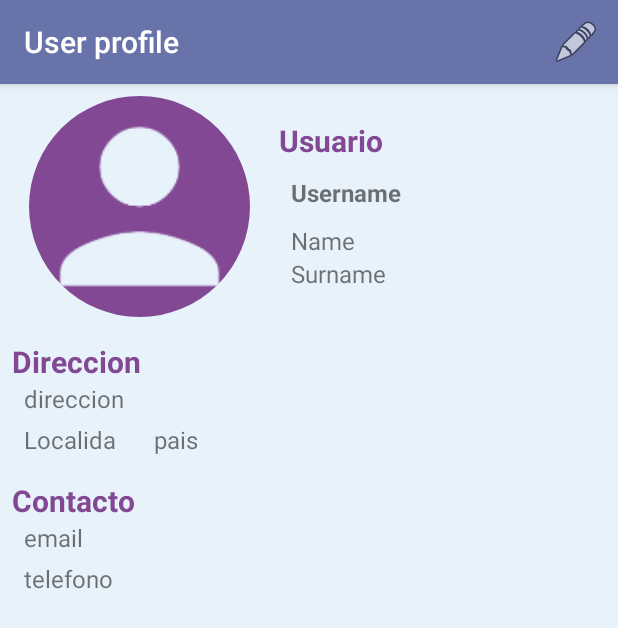
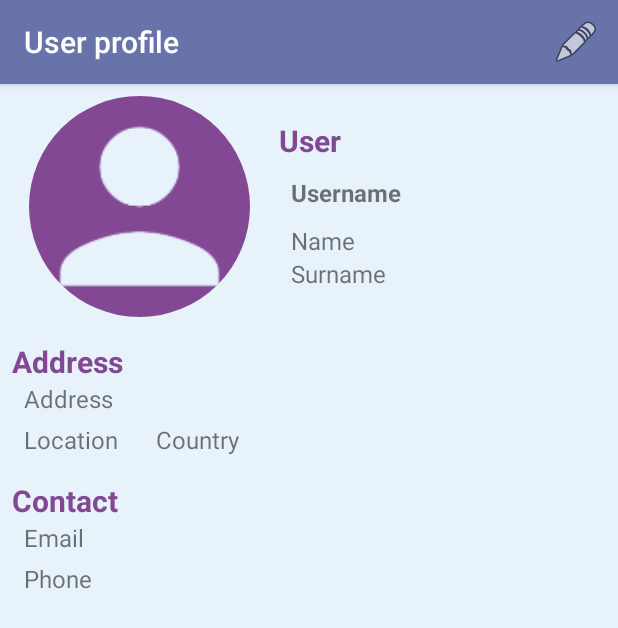
Before and after one commit to GrupoJueves/Viajes, an Android app: the PerfilUsuarioActivity screen opened directly, with no data from a screen before it, on a phone screen of 412 x 824 dp. Shown: the top 628 px of the screen. Run offline under Robolectric (Android 15) with nearby library versions, the phone set to English and light mode, and no system bars; plain views replace RoundedImageView; 1 statement that could not run was skipped.

Commit message:
More translations added

```diff
--- a/app/src/main/java/org/masterandroid/wander/InicioSesionActivity.java
+++ b/app/src/main/java/org/masterandroid/wander/InicioSesionActivity.java
@@ -31,7 +31,7 @@ public class InicioSesionActivity extends AppCompatActivity {
         if (getIntent().hasExtra("email")){
             Bundle extras = getIntent().getExtras();
             String email_s = extras.getString("email");
-            Toast.makeText(this, "Usuario creado. Inicie sesión con sus credenciales", Toast.LENGTH_LONG).show();
+            Toast.makeText(this, R.string.usuario_creado_toast, Toast.LENGTH_LONG).show();
             email.setText(email_s);
         }
         Transition slide = TransitionInflater.from(this).inflateTransition(R.transition.transition_slide);
@@ -57,7 +57,7 @@ public class InicioSesionActivity extends AppCompatActivity {
             editor.commit();
             Intent intent = new Intent(this, ListaItinerariosActivity.class);
             startActivity(intent, ActivityOptions.makeSceneTransitionAnimation(this).toBundle());
-            finish();
+            //finish();
         }
         else if (answer == -1){
             Snackbar.make(view, R.string.login_incorrecto, Snackbar.LENGTH_SHORT).show();
--- a/app/src/main/res/layout/perfil_usuario.xml
+++ b/app/src/main/res/layout/perfil_usuario.xml
@@ -58,7 +58,7 @@
                 android:layout_height="wrap_content"
                 android:layout_marginBottom="10dp"
                 android:layout_marginTop="@dimen/md_keylines"
-                android:text="Usuario"
+                android:text="@string/usuario"
                 android:textColor="@color/colorAccent"
                 android:textSize="@dimen/article_titles"
                 android:textStyle="bold" />
@@ -69,7 +69,7 @@
                 android:layout_height="wrap_content"
                 android:layout_marginBottom="10dp"
                 android:layout_marginStart="8dp"
-                android:text="Username "
+                android:text="@string/nombre_de_usuario"
                 android:textStyle="bold"
                 android:textSize="@dimen/article_subheading" />
 
@@ -105,7 +105,7 @@
         android:layout_marginStart="8dp"
         android:layout_marginBottom="@dimen/md_keylines"
         android:layout_marginTop="@dimen/md_keylines"
-        android:text="Direccion"
+        android:text="@string/direccion"
         android:textStyle="bold"
         android:textColor="@color/colorAccent"
         android:textSize="@dimen/article_titles"
@@ -119,7 +119,7 @@
         android:layout_height="wrap_content"
         android:layout_marginEnd="8dp"
         android:layout_marginStart="16dp"
-        android:text="direccion"
+        android:text="@string/direccion"
         android:textSize="@dimen/article_subheading"
         app:layout_constraintEnd_toEndOf="parent"
         app:layout_constraintStart_toStartOf="parent"
@@ -143,7 +143,7 @@
         <TextView
             android:id="@+id/poblacion"
             android:layout_width="wrap_content"
-            android:layout_height="wrap_content" android:text="Localida"
+            android:layout_height="wrap_content" android:text="@string/localidad"
             android:textSize="@dimen/article_subheading"/>
 
         <TextView
@@ -151,7 +151,7 @@
             android:layout_width="wrap_content"
             android:layout_height="wrap_content"
             android:layout_marginStart="25dp"
-            android:text="pais"
+            android:text="@string/pais"
             android:textSize="@dimen/article_subheading" />
 
 
@@ -167,7 +167,7 @@
         android:layout_marginStart="8dp"
         android:layout_marginBottom="@dimen/md_keylines"
         android:layout_marginTop="@dimen/md_keylines"
-        android:text="Contacto"
+        android:text="@string/contacto"
         android:textStyle="bold"
         android:textColor="@color/colorAccent"
         android:textSize="@dimen/article_titles"
@@ -181,7 +181,7 @@
         android:layout_height="wrap_content"
         android:layout_marginEnd="8dp"
         android:layout_marginStart="16dp"
-        android:text="email"
+        android:text="@string/email"
         android:textSize="@dimen/article_subheading"
         app:layout_constraintEnd_toEndOf="parent"
         app:layout_constraintStart_toStartOf="parent"
@@ -202,7 +202,7 @@
             app:layout_constraintEnd_toEndOf="parent"
             app:layout_constraintStart_toStartOf="parent"
             app:layout_constraintTop_toBottomOf="@id/e_mail"
-            android:text="telefono" />
+            android:text="@string/telefono" />
 
 
 
--- a/app/src/main/res/menu/activity_main_drawer.xml
+++ b/app/src/main/res/menu/activity_main_drawer.xml
@@ -7,7 +7,7 @@
 
         <item
             android:id="@+id/user_menu"
-            android:title="Perfil de Usuario"
+            android:title="@string/perfil_de_usuario"
             android:icon="@android:drawable/ic_menu_edit"/>
     </group>
 
--- a/app/src/main/res/menu/activity_puntos_interes_drawer.xml
+++ b/app/src/main/res/menu/activity_puntos_interes_drawer.xml
@@ -7,15 +7,15 @@
         <item
             android:id="@+id/nav_itinerario_mapa"
             android:icon="@android:drawable/ic_menu_myplaces"
-            android:title="Ver itinerario en mapa" />
+            android:title="@string/ver_itinerario_en_mapa" />
         <item
             android:id="@+id/nav_visitado"
             android:icon="@android:drawable/ic_menu_view"
-            android:title="Marcar como visitado"/>
+            android:title="@string/marcar_como_visitado"/>
         <item
             android:id="@+id/nav_eliminar"
             android:icon="@android:drawable/ic_menu_delete"
-            android:title="Eliminar itinerario"/>
+            android:title="@string/eliminar_itinerario"/>
     </group>
 
     <item android:title="@string/preferencias">
--- a/app/src/main/res/values/strings.xml
+++ b/app/src/main/res/values/strings.xml
@@ -79,7 +79,7 @@
     <string name="confirmar">Confirm</string>
     <string name="sobre_nosotros">About us</string>
     <string name="votanos">Rate us</string>
-    <string name="comparte_la_app">Share the App</string>
+    <string name="comparte_la_app">Share the app</string>
     <string name="politica_de_privacidad">Privacy policy</string>
     <string name="rellena_campos">Fill all the fields</string>
     <string name="usuario_nombre">Name</string>
@@ -93,7 +93,7 @@
     <string name="escribe_tu_comentario">Write your commentary</string>
     <string name="ads_intersticial_id_test" translatable="false">ca-app-pub-3940256099942544/1033173712</string>
     <string name="compras">Purchases</string>
-    <string name="quitar_anuncios">Remvoe ads</string>
+    <string name="quitar_anuncios">Remove ads</string>
     <string name="mostrar_en_mapa">Show in map</string>
     <string name="poner_anuncios">Reload Ads (Development)</string>
     <string name="marcar_como_visitado">Mark as visited</string>
@@ -125,4 +125,17 @@
     <string name="seleccione_imagen">Choose an image</string>
     <string name="crear">Create</string>
     <string name="identificar">Identify</string>
+    <string name="ver_en_mapa">See on map</string>
+    <string name="eliminar_punto">Delete point</string>
+    <string name="valorar_el_lugar">Rate the place</string>
+    <string name="perfil_de_usuario">User profile</string>
+    <string name="ver_itinerario_en_mapa">See itinerary on map</string>
+    <string name="eliminar_itinerario">Delete itinerary</string>
+    <string name="nombre_de_usuario">Username</string>
+    <string name="direccion">Address</string>
+    <string name="localidad">Location</string>
+    <string name="usuario">User</string>
+    <string name="pais">Country</string>
+    <string name="contacto">Contact</string>
+    <string name="email">Email</string>
 </resources>
```
Also changed, not shown: app/src/main/res/layout/editar_usuario.xml (+7 -7 lines), app/src/main/res/menu/activity_detail_poi_drawer.xml (+4 -4 lines), 3 other files.
